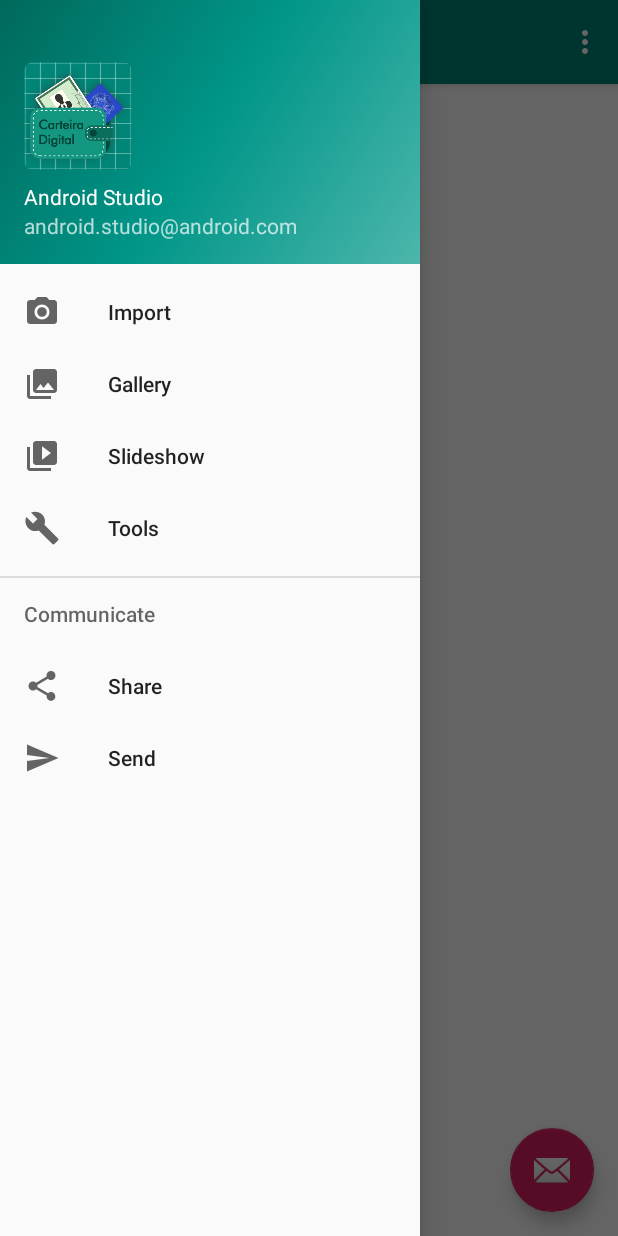
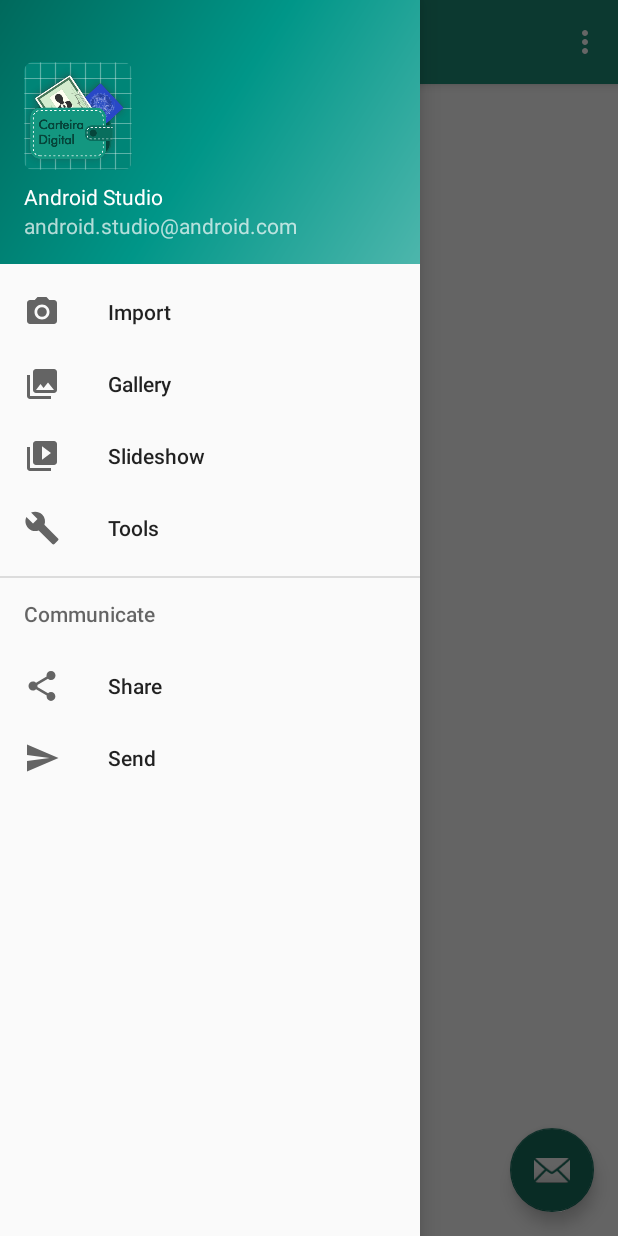
Before and after one commit to xdAnderson/CarteiraDigitalFACI, an Android app: the screen it shows after launch (navigation), with the side drawer open, on a phone screen of 412 x 824 dp. Run offline under Robolectric (Android 15) with nearby library versions, the phone set to English and light mode, and no system bars.

```diff
--- a/app/src/main/res/layout/activity_splash_screen.xml
+++ b/app/src/main/res/layout/activity_splash_screen.xml
@@ -11,9 +11,9 @@
         android:id="@+id/ivIcone"
         android:layout_width="0dp"
         android:layout_height="0dp"
+        android:layout_marginStart="32dp"
+        android:layout_marginEnd="32dp"
         android:layout_marginBottom="60dp"
-        android:layout_marginEnd="32dp"
-        android:layout_marginStart="32dp"
         app:layout_constraintBottom_toBottomOf="parent"
         app:layout_constraintEnd_toEndOf="parent"
         app:layout_constraintHorizontal_bias="0.5"
--- a/app/src/main/res/values/colors.xml
+++ b/app/src/main/res/values/colors.xml
@@ -1,6 +1,6 @@
 <?xml version="1.0" encoding="utf-8"?>
 <resources>
-    <color name="colorPrimary">#008577</color>
-    <color name="colorPrimaryDark">#00574B</color>
-    <color name="colorAccent">#D81B60</color>
+    <color name="colorPrimary">#1e8e79</color>
+    <color name="colorPrimaryDark">#1e8f79</color>
+    <color name="colorAccent">#176e5e</color>
 </resources>
--- a/app/src/main/res/values/styles.xml
+++ b/app/src/main/res/values/styles.xml
@@ -1,7 +1,7 @@
 <resources>
 
     <!-- Base application theme. -->
-    <style name="AppTheme" parent="Theme.AppCompat.Light.DarkActionBar">
+    <style name="AppTheme" parent="Theme.AppCompat.Light.NoActionBar">
         <!-- Customize your theme here. -->
         <item name="colorPrimary">@color/colorPrimary</item>
         <item name="colorPrimaryDark">@color/colorPrimaryDark</item>
```
